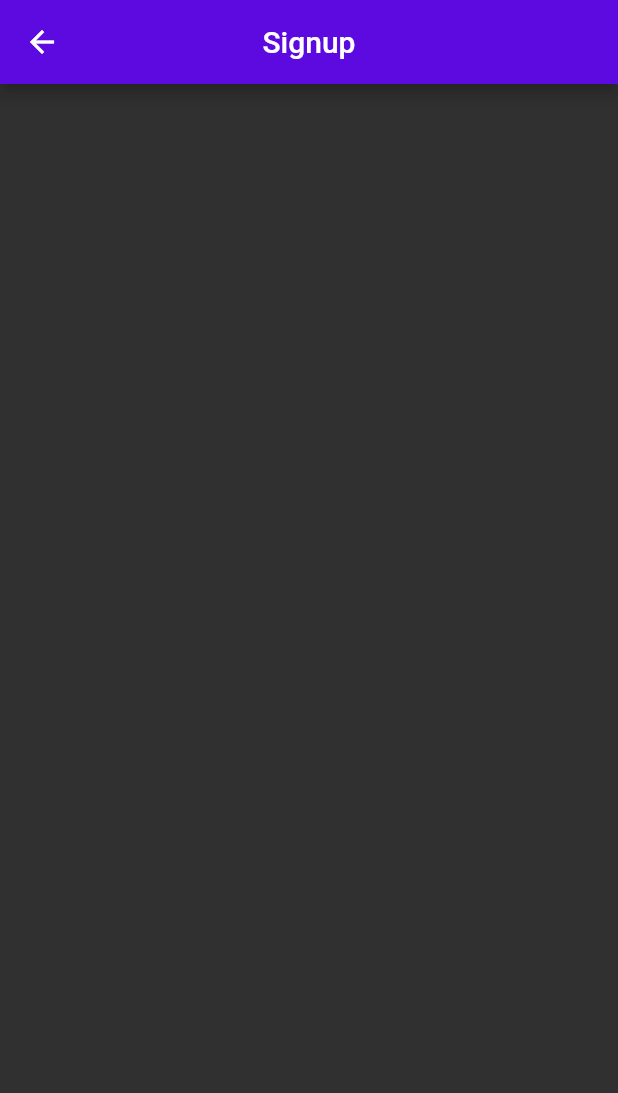
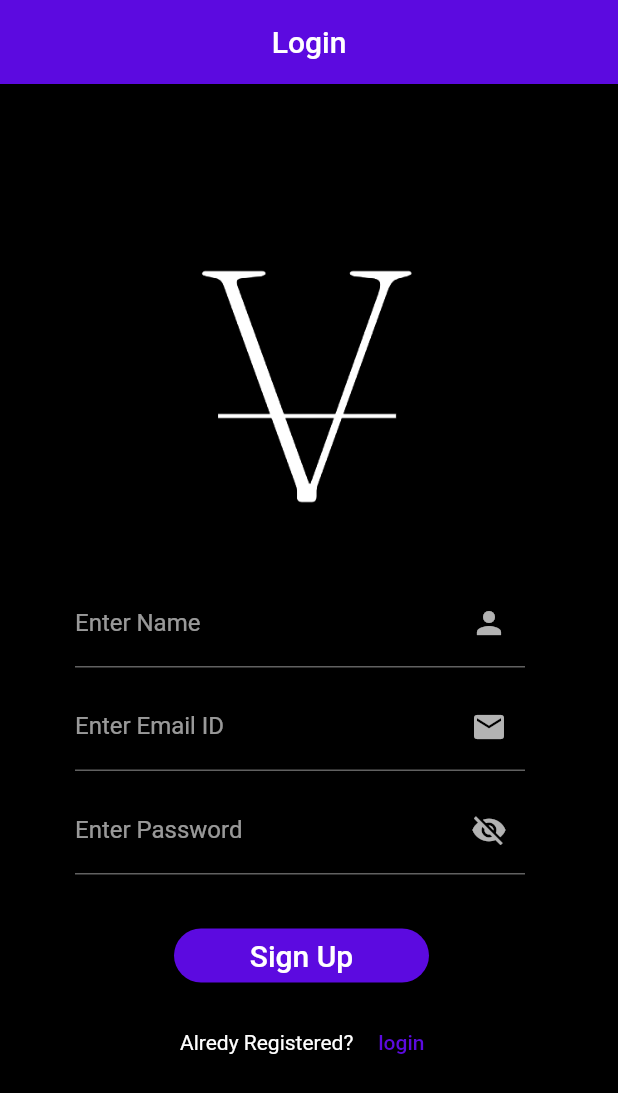
Before and after one commit to Abhinav0915/Vitality, a Flutter app: the screen it shows after launch, after a tap on "Sign Up", on a phone screen of 412 x 824 dp. Shown: the top 1093 px of the screen. Run offline on Flutter 3.47's test engine with Material 2 defaults, Android fonts, the light colour scheme and no system bars; our stand-ins replace firebase_auth, firebase_core; accounts and stored records are empty; network calls fail.

Commit message:
added signup intergration

```diff
--- a/vitality/lib/homepage.dart
+++ b/vitality/lib/homepage.dart
@@ -14,6 +14,7 @@ class _homepageState extends State<homepage> {
   Widget build(BuildContext context) {
     return Scaffold(
       appBar: Appbar.getAppBar("Vitality"),
+      drawer: Drawer(backgroundColor: AppColors.blue),
     );
   }
 }
--- a/vitality/lib/login.dart
+++ b/vitality/lib/login.dart
@@ -1,5 +1,8 @@
+import 'package:firebase_auth/firebase_auth.dart';
+import 'package:firebase_core/firebase_core.dart';
 import 'package:flutter/material.dart';
 import 'package:vitality/constants/color_constants.dart';
+import 'package:vitality/homepage.dart';
 import 'utils/appbar.dart';
 
 class login extends StatefulWidget {
@@ -10,6 +13,9 @@ class login extends StatefulWidget {
 }
 
 class _loginState extends State<login> {
+  TextEditingController _passwordTextController = TextEditingController();
+  TextEditingController _emailTextController = TextEditingController();
+
   @override
   Widget build(BuildContext context) {
     return Scaffold(
@@ -63,7 +69,7 @@ class _loginState extends State<login> {
             Center(
               child: Container(
                 width: 200.0,
-                padding: const EdgeInsets.fromLTRB(15, 0, 0, 0),
+                padding: const EdgeInsets.fromLTRB(10, 0, 20, 0),
                 child: ElevatedButton(
                   style: ElevatedButton.styleFrom(
                     alignment: Alignment.center,
@@ -74,7 +80,16 @@ class _loginState extends State<login> {
                     ),
                   ),
                   onPressed: () {
-                    Navigator.pushNamed(context, '/homepage');
+                    FirebaseAuth.instance
+                        .signInWithEmailAndPassword(
+                            email: _emailTextController.text,
+                            password: _passwordTextController.text)
+                        .then((value) {
+                      Navigator.push(context,
+                          MaterialPageRoute(builder: (context) => homepage()));
+                    }).onError((error, stackTrace) {
+                      print("Error ${error.toString()}");
+                    });
                   },
                   child: const Text(
                     'Log In',
--- a/vitality/lib/main.dart
+++ b/vitality/lib/main.dart
@@ -1,9 +1,12 @@
+import 'package:firebase_core/firebase_core.dart';
 import 'package:flutter/material.dart';
 import 'package:vitality/homepage.dart';
 import 'package:vitality/login.dart';
 import 'package:vitality/signup.dart';
 
-void main() {
+void main() async{
+  WidgetsFlutterBinding.ensureInitialized();
+  await Firebase.initializeApp();
   runApp(const Vitality());
 }
 
@@ -12,6 +15,7 @@
   @override
   Widget build(BuildContext context) {
     return MaterialApp(
+      debugShowCheckedModeBanner: false,
       themeMode: ThemeMode.dark,
       theme: ThemeData(
         backgroundColor: Colors.black,
@@ -21,7 +25,8 @@
       routes: {
         '/': (context) => const login(),
         '/homepage': (context) => const homepage(),
-        '/signup' : ((context) =>  const signup()),
+        '/signup': ((context) => signup()),
+        '/login': ((context) => const login())
       },
     );
   }
--- a/vitality/lib/signup.dart
+++ b/vitality/lib/signup.dart
@@ -1,7 +1,8 @@
+import 'package:firebase_auth/firebase_auth.dart';
+
 import 'constants/color_constants.dart';
 import 'package:flutter/material.dart';
 import 'utils/appbar.dart';
-
 
 class signup extends StatefulWidget {
   const signup({Key? key}) : super(key: key);
@@ -11,14 +12,142 @@ class signup extends StatefulWidget {
 }
 
 class _signupState extends State<signup> {
+  TextEditingController _passwordTextController = TextEditingController();
+  TextEditingController _emailTextController = TextEditingController();
   @override
   Widget build(BuildContext context) {
     return Scaffold(
-      appBar: Appbar.getAppBar("Signup"),
+      appBar: Appbar.getAppBar("Login"),
+      resizeToAvoidBottomInset: false,
+      backgroundColor: AppColors.black,
       body: SingleChildScrollView(
-          child: Column(
-        children: <Widget>[Container()],
-      )),
+        child: Column(
+          crossAxisAlignment: CrossAxisAlignment.start,
+          children: <Widget>[
+            //Logo Container
+            Container(
+              padding: const EdgeInsets.fromLTRB(0, 80, 0, 0),
+              alignment: Alignment.center,
+              child: Image.asset(
+                "assets/images/logo.png",
+                height: 250,
+                width: 200,
+              ),
+            ),
+            //Name Container
+            Container(
+              padding: const EdgeInsets.fromLTRB(50, 0, 0, 0),
+              child: SizedBox(
+                  width: 300,
+                  child: TextFormField(
+                    decoration: const InputDecoration(
+                      suffixIcon: Icon(Icons.person),
+                      border: UnderlineInputBorder(),
+                      labelText: "Enter Name",
+                    ),
+                  )),
+            ),
+            //Spacing between Containers
+            const SizedBox(
+              height: 10.0,
+            ),
+            //Email Container
+            Container(
+              padding: const EdgeInsets.fromLTRB(50, 0, 0, 0),
+              child: SizedBox(
+                  width: 300,
+                  child: TextFormField(
+                    controller: _emailTextController,
+                    decoration: const InputDecoration(
+                      suffixIcon: Icon(Icons.email),
+                      border: UnderlineInputBorder(),
+                      labelText: "Enter Email ID",
+                    ),
+                  )),
+            ),
+            //Spacing between Containers
+            const SizedBox(
+              height: 10.0,
+            ),
+            //Password Container
+            Container(
+              padding: const EdgeInsets.fromLTRB(50, 0, 0, 0),
+              child: SizedBox(
+                  width: 300,
+                  child: TextFormField(
+                    controller: _passwordTextController,
+                    obscureText: true,
+                    decoration: const InputDecoration(
+                      suffixIcon: Icon(Icons.visibility_off),
+                      border: UnderlineInputBorder(),
+                      labelText: "Enter Password",
+                    ),
+                  )),
+            ),
+            //Spacing between Containers
+            const SizedBox(
+              height: 30.0,
+            ),
+            Center(
+              child: Container(
+                width: 200.0,
+                padding: const EdgeInsets.fromLTRB(10, 0, 20, 0),
+                child: ElevatedButton(
+                  style: ElevatedButton.styleFrom(
+                    alignment: Alignment.center,
+                    primary: AppColors.blue,
+                    onPrimary: AppColors.white,
+                    shape: RoundedRectangleBorder(
+                      borderRadius: BorderRadius.circular(20.0),
+                    ),
+                  ),
+                  onPressed: () {
+                    FirebaseAuth.instance
+                        .createUserWithEmailAndPassword(
+                            email: _emailTextController.text,
+                            password: _passwordTextController.text)
+                        .then((value) {
+                      print("User Created");
+                      Navigator.pushNamed(context, '/homepage');
+                    }).onError((error, stackTrace) {
+                      print("Error ${error.toString()}");
+                    });
+                  },
+                  child: const Text(
+                    'Sign Up',
+                    style: TextStyle(
+                      fontSize: 20.0,
+                      color: Colors.white,
+                    ),
+                  ),
+                ),
+              ),
+            ),
+            const SizedBox(
+              height: 10.0,
+            ),
+            Center(
+              child: Row(
+                children: [
+                  Container(
+                    padding: const EdgeInsets.fromLTRB(120, 0, 0, 0),
+                    child: const Text("Alredy Registered?"),
+                  ),
+                  TextButton(
+                    onPressed: () {
+                      Navigator.pushNamed(context, '/login');
+                    },
+                    child: const Text(
+                      "login",
+                      style: TextStyle(color: AppColors.blue),
+                    ),
+                  ),
+                ],
+              ),
+            )
+          ],
+        ),
+      ),
     );
   }
 }
--- a/vitality/lib/utils/appbar.dart
+++ b/vitality/lib/utils/appbar.dart
@@ -4,6 +4,7 @@ import 'package:vitality/constants/color_constants.dart';
 class Appbar {
   static AppBar getAppBar(String title) {
     return AppBar(
+      automaticallyImplyLeading: false,
       shadowColor: AppColors.black,
       backgroundColor: AppColors.blue,
       centerTitle: true,
--- a/vitality/pubspec.yaml
+++ b/vitality/pubspec.yaml
@@ -34,6 +34,10 @@ dependencies:
   # The following adds the Cupertino Icons font to your application.
   # Use with the CupertinoIcons class for iOS style icons.
   cupertino_icons: ^1.0.2
+  firebase_core: ^2.5.0
+  firebase_auth: ^4.2.6
+
+
 
 dev_dependencies:
   flutter_test:
```
Also changed, not shown: vitality/pubspec.lock, 4 other files.
